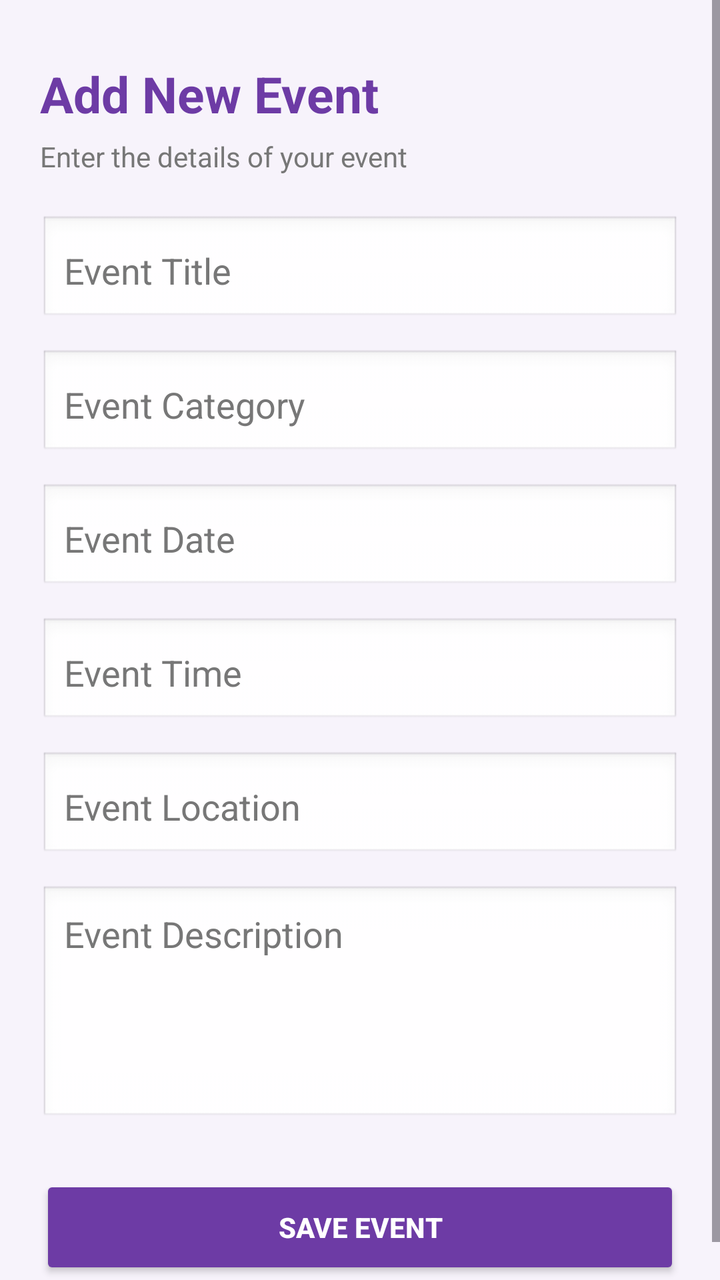
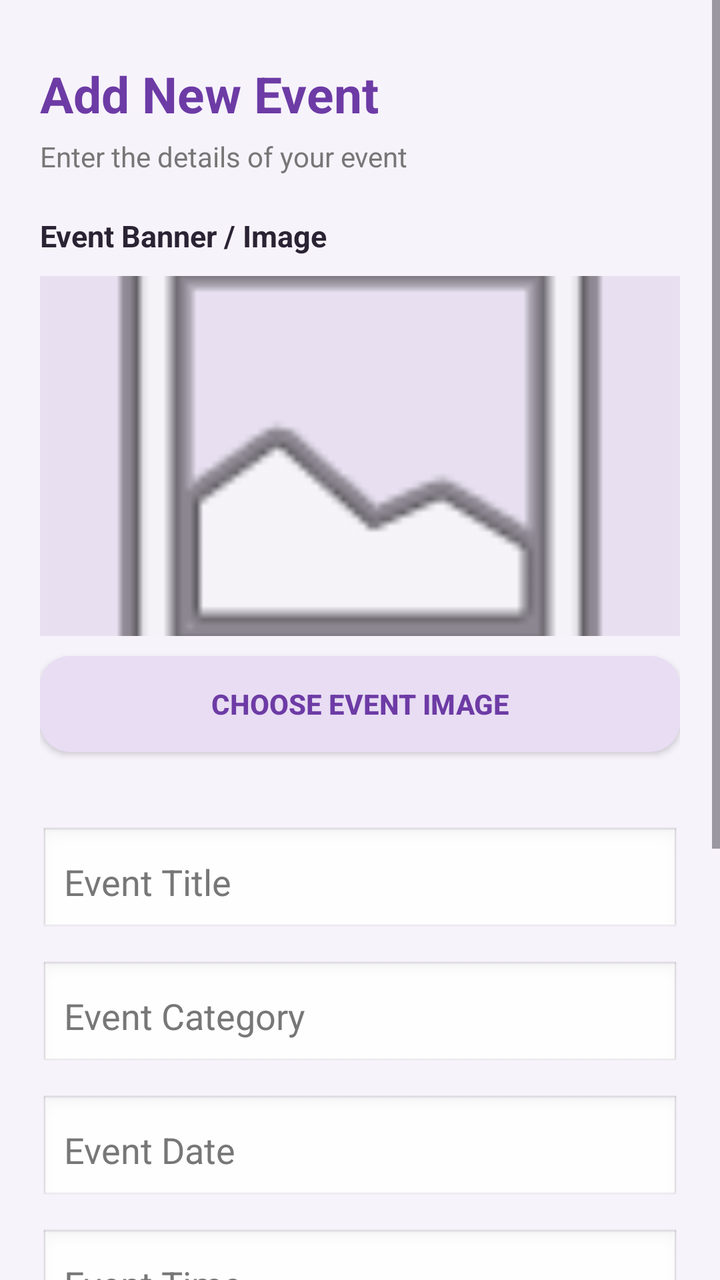

Compare the two renders of this Android layout. The source of the first and the diff that turns it into the second are given below.
<!-- AndroidManifest.xml: application theme Theme.FestiveHub -->
<!-- res/layout/activity_add_edit_event.xml -->
<?xml version="1.0" encoding="utf-8"?>
<ScrollView xmlns:android="http://schemas.android.com/apk/res/android"
    xmlns:app="http://schemas.android.com/apk/res-auto"
    xmlns:tools="http://schemas.android.com/tools"
    android:id="@+id/addEventsScrollView"
    android:layout_width="match_parent"
    android:layout_height="match_parent"
    android:background="#F7F3FB"
    android:forceDarkAllowed="false"
    android:clipToPadding="false"
    tools:context=".AddEditEventActivity">

    <LinearLayout
        android:layout_width="match_parent"
        android:layout_height="wrap_content"
        android:orientation="vertical"
        android:layout_marginTop="10dp"
        android:padding="20dp">

        <TextView
            android:layout_width="wrap_content"
            android:layout_height="wrap_content"
            android:text="Add New Event"
            android:textColor="#6D3BA5"
            android:textSize="25sp"
            android:textStyle="bold">
        </TextView>

        <TextView
            android:layout_width="wrap_content"
            android:layout_height="wrap_content"
            android:layout_marginTop="5dp"
            android:layout_marginBottom="20dp"
            android:text="Enter the details of your event"
            android:textColor="#777777"
            android:textSize="14sp">
        </TextView>

        <EditText
            android:id="@+id/edteventtitle"
            android:layout_width="match_parent"
            android:layout_height="55dp"
            android:hint="Event Title"
            android:inputType="textCapSentences"
            android:padding="12dp"
            android:textColor="#222222"
            android:textColorHint="#777777"
            android:background="@android:drawable/edit_text">
        </EditText>

        <EditText
            android:id="@+id/edteventcategory"
            android:layout_width="match_parent"
            android:layout_height="55dp"
            android:layout_marginTop="12dp"
            android:hint="Event Category"
            android:inputType="textCapSentences"
            android:padding="12dp"
            android:textColor="#222222"
            android:textColorHint="#777777"
            android:background="@android:drawable/edit_text">
        </EditText>

        <EditText
            android:id="@+id/edteventdate"
            android:layout_width="match_parent"
            android:layout_height="55dp"
            android:layout_marginTop="12dp"
            android:hint="Event Date"
            android:inputType="text"
            android:padding="12dp"
            android:textColor="#222222"
            android:textColorHint="#777777"
            android:background="@android:drawable/edit_text">
        </EditText>

        <EditText
            android:id="@+id/edteventtime"
            android:layout_width="match_parent"
            android:layout_height="55dp"
            android:layout_marginTop="12dp"
            android:hint="Event Time"
            android:inputType="text"
            android:padding="12dp"
            android:textColor="#222222"
            android:textColorHint="#777777"
            android:background="@android:drawable/edit_text">
        </EditText>

        <EditText
            android:id="@+id/edteventlocation"
            android:layout_width="match_parent"
            android:layout_height="55dp"
            android:layout_marginTop="12dp"
            android:hint="Event Location"
            android:inputType="textCapWords"
            android:padding="12dp"
            android:textColor="#222222"
            android:textColorHint="#777777"
            android:background="@android:drawable/edit_text">
        </EditText>

        <EditText
            android:id="@+id/edteventdescription"
            android:layout_width="match_parent"
            android:layout_height="120dp"
            android:layout_marginTop="12dp"
            android:hint="Event Description"
            android:gravity="top"
            android:inputType="textCapSentences|textMultiLine"
            android:padding="12dp"
            android:textColor="#222222"
            android:textColorHint="#777777"
            android:background="@android:drawable/edit_text">
        </EditText>

        <androidx.appcompat.widget.AppCompatButton
            android:id="@+id/btnsaveevent"
            android:layout_width="match_parent"
            android:layout_height="52dp"
            android:layout_marginTop="25dp"
            android:text="Save Event"
            android:textColor="@color/white"
            android:textStyle="bold"
            android:backgroundTint="#6D3BA5">
        </androidx.appcompat.widget.AppCompatButton>

    </LinearLayout>

</ScrollView>
<!-- resources referenced by this layout -->
<resources>
  <color name="white">#FFFFFFFF</color>
  <style name="Theme.FestiveHub" parent="Base.Theme.FestiveHub" />
  <style name="Base.Theme.FestiveHub" parent="Theme.Material3.DayNight.NoActionBar">
          
          
          <item name="android:statusBarColor">#F7F3FB</item>
          <item name="android:windowLightStatusBar">true</item>
      </style>
</resources>

<!-- the commit's change to res/layout/activity_add_edit_event.xml (unified diff, before → after) -->
@@ -1,12 +1,12 @@
 <?xml version="1.0" encoding="utf-8"?>
 <ScrollView xmlns:android="http://schemas.android.com/apk/res/android"
-    xmlns:app="http://schemas.android.com/apk/res-auto"
     xmlns:tools="http://schemas.android.com/tools"
     android:id="@+id/addEventsScrollView"
     android:layout_width="match_parent"
     android:layout_height="match_parent"
     android:background="#F7F3FB"
     android:forceDarkAllowed="false"
+    android:layout_marginTop="15dp"
     android:clipToPadding="false"
     tools:context=".AddEditEventActivity">
 
@@ -36,10 +36,66 @@
             android:textSize="14sp">
         </TextView>
 
+        
+        <TextView
+            android:layout_width="wrap_content"
+            android:layout_height="wrap_content"
+            android:text="Event Banner / Image"
+            android:textColor="#292333"
+            android:textStyle="bold"
+            android:textSize="15sp"
+            android:layout_marginBottom="10dp">
+        </TextView>
+
+        <ImageView
+            android:id="@+id/imgeventpreview"
+            android:layout_width="match_parent"
+            android:layout_height="180dp"
+            android:background="#E8E0F0"
+            android:scaleType="centerCrop"
+            android:src="@android:drawable/ic_menu_gallery"
+            android:contentDescription="Event image preview">
+        </ImageView>
+
+        <androidx.appcompat.widget.AppCompatButton
+            android:id="@+id/btnchooseimage"
+            android:layout_width="match_parent"
+            android:layout_height="48dp"
+            android:layout_marginTop="10dp"
+            android:text="Choose Event Image"
+            android:textColor="#6D3BA5"
+            android:textStyle="bold"
+            android:backgroundTint="#E8DDF3"
+            android:background="@drawable/custom_button"
+            android:backgroundTintMode="src_in">
+        </androidx.appcompat.widget.AppCompatButton>
+
+        <ProgressBar
+            android:id="@+id/progressimageupload"
+            style="?android:attr/progressBarStyleHorizontal"
+            android:layout_width="match_parent"
+            android:layout_height="6dp"
+            android:layout_marginTop="12dp"
+            android:indeterminate="true"
+            android:visibility="gone">
+        </ProgressBar>
+
+        <TextView
+            android:id="@+id/txtimageuploadstatus"
+            android:layout_width="match_parent"
+            android:layout_height="wrap_content"
+            android:layout_marginTop="6dp"
+            android:text=""
+            android:textColor="#6D3BA5"
+            android:textSize="12sp">
+        </TextView>
+
+        
         <EditText
             android:id="@+id/edteventtitle"
             android:layout_width="match_parent"
             android:layout_height="55dp"
+            android:layout_marginTop="15dp"
             android:hint="Event Title"
             android:inputType="textCapSentences"
             android:padding="12dp"
@@ -122,7 +178,8 @@
             android:text="Save Event"
             android:textColor="@color/white"
             android:textStyle="bold"
-            android:backgroundTint="#6D3BA5">
+            android:background="@drawable/custom_button"
+            android:backgroundTint="@null">
         </androidx.appcompat.widget.AppCompatButton>
 
     </LinearLayout>
<!-- resource entries referenced after the edit -->
@@ -1,6 +1,13 @@
 <!-- resources referenced by this layout -->
 <resources>
   <color name="white">#FFFFFFFF</color>
+  <!-- drawable custom_button (drawable) -->
+  <?xml version="1.0" encoding="utf-8"?>
+  <shape xmlns:android="http://schemas.android.com/apk/res/android"
+      android:shape="rectangle">
+      <solid android:color="#6D3BA5"/>
+      <corners android:radius="15dp"/>
+  </shape>
   <style name="Theme.FestiveHub" parent="Base.Theme.FestiveHub" />
   <style name="Base.Theme.FestiveHub" parent="Theme.Material3.DayNight.NoActionBar">
           
